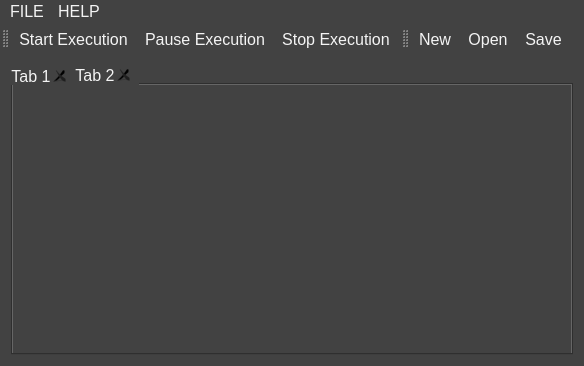
Above: BlockEditor/MainWindow.ui from jozefmery/BlockEditor before the change. Below: the same form after it.
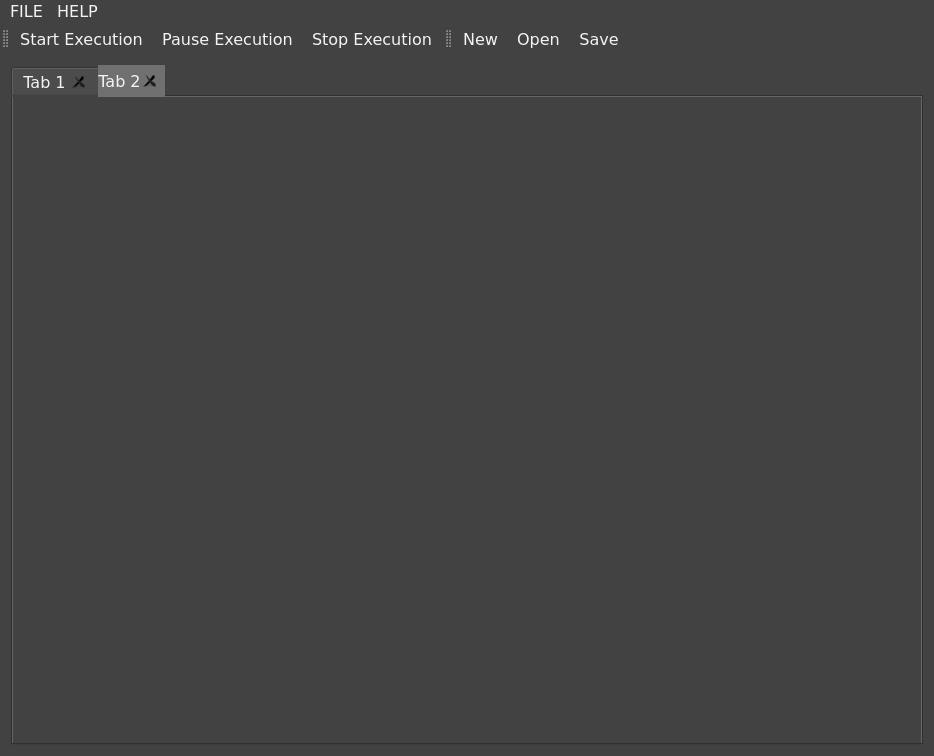
That is the form after the change. The open tabs and pages were chosen to show the change. Icons and pictures are not drawn.

```diff
--- a/BlockEditor/MainWindow.ui
+++ b/BlockEditor/MainWindow.ui
@@ -6,24 +6,20 @@
    <rect>
     <x>0</x>
     <y>0</y>
-    <width>584</width>
-    <height>366</height>
+    <width>934</width>
+    <height>756</height>
    </rect>
   </property>
   <property name="windowTitle">
    <string>BlockEditor</string>
   </property>
   <property name="styleSheet">
-   <string notr="true">QMainWindow{
-
-	width: 1000px;
-}
-
-QWidget{
+   <string notr="true">QWidget{
 	
 	color: rgb(244, 244, 244);
 	background: rgb(66,66,66);
 	font-size: 12pt;
+	font-family: Verdana;
 }
 
 QMenuBar::item:selected {
@@ -58,19 +54,61 @@
 	background: rgb(112, 112, 112);
 }
 
+QTabWidget::pane { 
+   
+	 border: 0.1em solid white;
+}
+
 QTabBar::tab {
  
-    border: 0.1em solid rgb(255, 255, 255);
-    border-bottom-color: rgb(244, 244, 244);
-	min-width: 10ex;
+    border: 0.1em solid white;
+	min-width: 25ex;
     min-height: 3ex;
-    padding: 0.3em;
+    padding: 0.4em;
+	border-top-left-radius: 0.3em;
+    border-top-right-radius: 0.3em;
+}
+
+QTabBar::tab:selected, QTabBar::tab:hover {
+    background: rgb(112, 112, 112);
+}
+
+QTabBar::tab:selected{
+    margin-left: -4px;
+    margin-right:  -4px;
+	border-bottom-width: 0px;
+}
+
+QTabBar::tab:!selected{
+    margin-top: 0.2em;
+}
+
+QTabBar::tab:first:selected {
+    margin-left: 0;
+}
+
+QTabBar::tab:last:selected {
+    margin-right: 0; 
+}
+
+QTabBar::tab:only-one {
+    margin: 0;
+}
+
+QTabBar::close-button:hover{
+	image: url(&quot;:/Resources/close.png&quot;);
+}
+
+QTabBar::close-button{
+	image: url(&quot;:/Resources/close_off.png&quot;);
 }
 
 QToolBar{
 	
 	border: 0px;
 }
+
+
 </string>
   </property>
   <property name="iconSize">
@@ -120,12 +158,13 @@
     <rect>
      <x>0</x>
      <y>0</y>
-     <width>584</width>
-     <height>31</height>
+     <width>934</width>
+     <height>27</height>
     </rect>
    </property>
    <property name="font">
     <font>
+     <family>Verdana</family>
      <pointsize>12</pointsize>
     </font>
    </property>
@@ -135,6 +174,7 @@
    <widget class="QMenu" name="menuFILE">
     <property name="font">
      <font>
+      <family>Verdana</family>
       <pointsize>12</pointsize>
      </font>
     </property>
```
Left out of the diff: 12 changed lines with no effect on the pictures.
